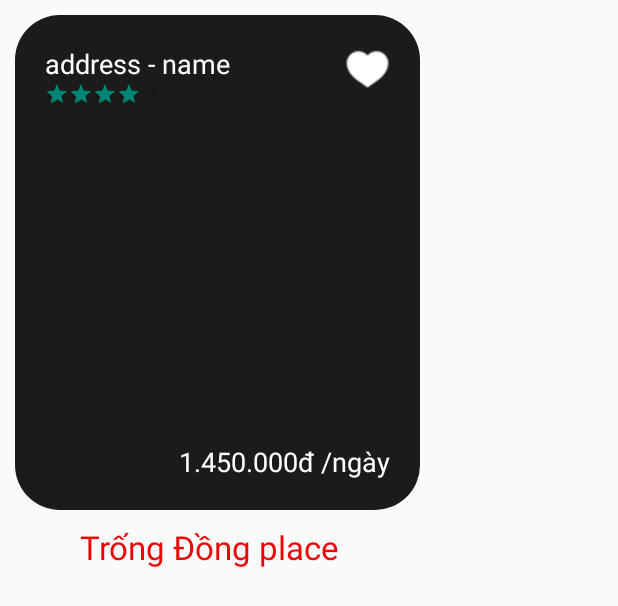
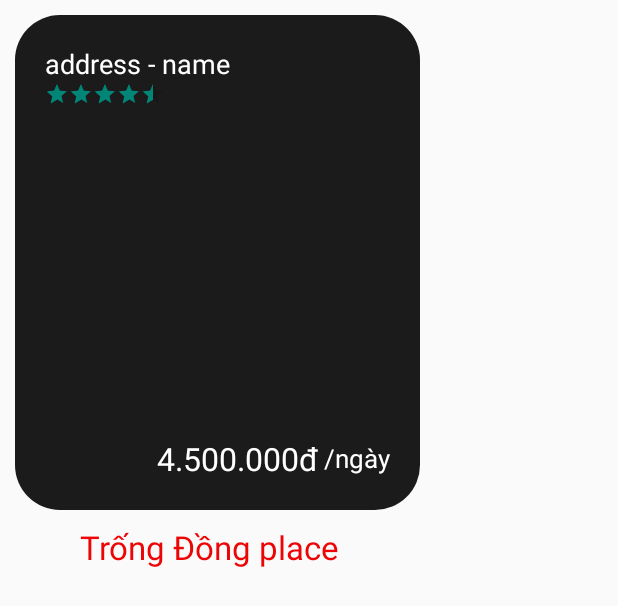
Before and after one commit to TienDung2002/ConferenceAppPJ, an Android app: the layout conference_item.xml on its own in the app's theme, with its tools: preview values and no code run, on a phone screen of 412 x 824 dp. Shown: the top 606 px of the screen. Run offline under Robolectric (Android 15) with nearby library versions, the phone set to English and light mode, and no system bars.

Commit message:
update
tạo item review, item conference detail xml

```diff
--- a/app/src/main/res/layout/conference_item_home.xml
+++ b/app/src/main/res/layout/conference_item.xml
@@ -9,7 +9,7 @@
         android:layout_width="270dp"
         android:layout_height="330dp"
         android:layout_marginTop="10dp"
-        android:layout_marginLeft="10dp"
+        android:layout_marginStart="10dp"
         app:layout_constraintTop_toTopOf="parent"
         app:layout_constraintStart_toStartOf="parent"
         app:layout_constraintHorizontal_bias="0.5"
@@ -21,6 +21,7 @@
             android:layout_height="match_parent">
 
             <ImageView
+                android:id="@+id/conf_img"
                 android:layout_width="match_parent"
                 android:layout_height="match_parent"
                 android:background="@drawable/item_radius_shape" />
@@ -46,15 +47,15 @@
                     android:layout_height="wrap_content"
                     android:layout_below="@id/addressTextView"
                     android:numStars="5"
-                    android:rating="4"
+                    android:rating="4.5"
                     android:stepSize="0.1" />
 
-                <ImageButton
-                    android:id="@+id/addToWishList"
-                    android:layout_width="wrap_content"
-                    android:layout_height="wrap_content"
-                    android:layout_alignParentEnd="true"
-                    android:background="@drawable/toolbar_heart_icon_2" />
+<!--                <ImageButton-->
+<!--                    android:id="@+id/addToWishList"-->
+<!--                    android:layout_width="wrap_content"-->
+<!--                    android:layout_height="wrap_content"-->
+<!--                    android:layout_alignParentEnd="true"-->
+<!--                    android:background="@drawable/toolbar_heart_icon_2" />-->
 
                 <RelativeLayout
                     android:layout_width="wrap_content"
@@ -66,17 +67,29 @@
                         android:id="@+id/pricePerDay"
                         android:layout_width="wrap_content"
                         android:layout_height="wrap_content"
-                        android:text="1.450.000đ"
+                        android:text="4.500.000"
                         android:textColor="@color/main_white"
-                        android:textSize="18sp" />
+                        android:textSize="21sp"
+                        android:layout_centerVertical="true"/>
+
+                    <TextView
+                        android:id="@+id/moneyType"
+                        android:layout_width="wrap_content"
+                        android:layout_height="wrap_content"
+                        android:layout_toEndOf="@id/pricePerDay"
+                        android:text="đ"
+                        android:textColor="@color/main_white"
+                        android:textSize="21sp"
+                        android:layout_centerVertical="true"/>
 
                     <TextView
                         android:layout_width="wrap_content"
                         android:layout_height="wrap_content"
-                        android:layout_toEndOf="@+id/pricePerDay"
+                        android:layout_toEndOf="@+id/moneyType"
                         android:text=" /ngày"
                         android:textColor="@color/main_white"
-                        android:textSize="18sp" />
+                        android:textSize="17sp"
+                        android:layout_centerVertical="true"/>
                 </RelativeLayout>
             </RelativeLayout>
         </RelativeLayout>
--- a/app/src/main/res/values/strings.xml
+++ b/app/src/main/res/values/strings.xml
@@ -1,6 +1,7 @@
 <resources>
     <string name="app_name">Convent</string>
     <string name="hintSearchMess">Tìm kiếm</string>
+    <string name="test_ReviewDescription">Khu này xây theo phong cách châu âu, tên đường là tên các loài hoa.Rất rộng và chia ra nhiều khu với diện tích khác nhau, trang trí sang trọng và hiện đại</string>
 
     <string name="hello_blank_fragment">Hello blank fragment</string>
 </resources>
```
Also changed, not shown: app/src/main/res/drawable/item_radius_confe_detail.xml (added, +7 -0 lines), app/src/main/res/layout/conference_item_detail.xml (added, +37 -0 lines), app/src/main/res/layout/review_item.xml (added, +95 -0 lines).
